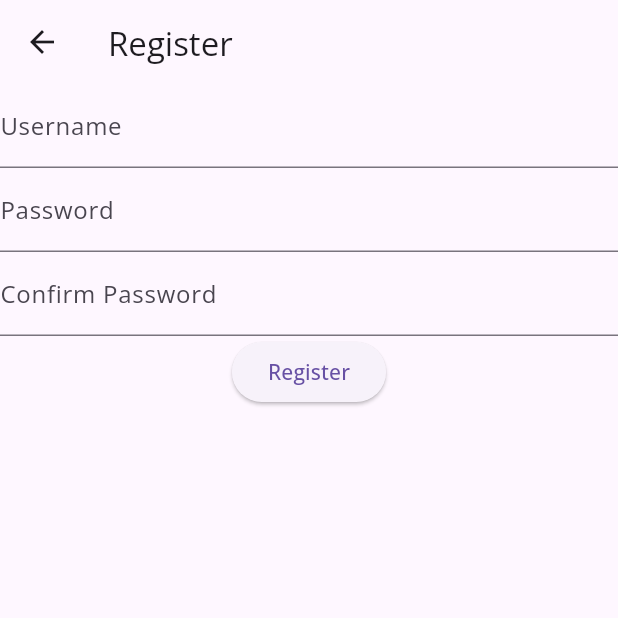
After one commit to JinalTaraviya22/CosmicPages, a Flutter app: the screen it shows after launch, after a tap on "Get Started", on a phone screen of 412 x 824 dp, the top half of it. The commit adds this screen. Run offline on Flutter 3.47's test engine with Material 3 defaults, Android fonts, the light colour scheme and no system bars; our stand-ins replace get.

```diff
--- a/lib/main.dart
+++ b/lib/main.dart
@@ -1,5 +1,4 @@
 import 'package:cosmic_pages/screens/splash_screen.dart';
-import 'package:cosmic_pages/screens/welcome.dart';
 import 'package:flutter/material.dart';
 import 'package:get/get.dart';
 
--- /dev/null
+++ b/lib/screens/register.dart
@@ -0,0 +1,47 @@
+import 'package:flutter/material.dart';
+
+class Register extends StatefulWidget {
+  const Register({super.key});
+
+  @override
+  State<Register> createState() => _RegisterState();
+}
+
+class _RegisterState extends State<Register> {
+  @override
+  Widget build(BuildContext context) {
+    return Scaffold(
+      appBar: AppBar(
+        title: Text('Register'),
+      ),
+      body: Center(
+        child: Column(
+          children: [
+            TextField(
+              decoration: InputDecoration(
+                labelText: 'Username',
+              ),
+            ),
+            TextField(
+              decoration: InputDecoration(
+                labelText: 'Password',
+              ),
+            ),
+            TextField(
+              decoration: InputDecoration(
+                labelText: 'Confirm Password',
+              ),
+            ),
+            ElevatedButton(
+              onPressed: () {
+                // Add your logic to handle form submission here
+                print('Form submitted!');
+              },
+              child: Text('Register'),
+            ),
+          ],
+        ),
+      ),
+    );
+  }
+}
--- a/lib/screens/splash_screen.dart
+++ b/lib/screens/splash_screen.dart
@@ -13,7 +13,7 @@ class _splash_screenState extends State<splash_screen> {
   @override
   void initState() {
     super.initState();
-    Future.delayed(Duration(seconds: 7),(){
+    Future.delayed(Duration(seconds: 5),(){
       Get.to(welcome());
     });
   }
@@ -21,7 +21,9 @@ class _splash_screenState extends State<splash_screen> {
   Widget build(BuildContext context) {
     return Scaffold(
       backgroundColor: Color(0xFFF8F7F3),
-      body: Center(
+      body: Padding(
+        padding: const EdgeInsets.all(10.0),
+        child: Center(
           child: Column(
             mainAxisAlignment: MainAxisAlignment.center,
             children: [
@@ -50,6 +52,7 @@ class _splash_screenState extends State<splash_screen> {
             ],
           ),
         ),
+      ),
     );
   }
 }
--- a/lib/screens/welcome.dart
+++ b/lib/screens/welcome.dart
@@ -1,4 +1,5 @@
 import 'package:cosmic_pages/screens/login.dart';
+import 'package:cosmic_pages/screens/register.dart';
 import 'package:flutter/material.dart';
 import 'package:get/get.dart';
 
@@ -14,8 +15,10 @@ class welcome extends StatelessWidget {
             children: [
               Container(
                 child: Image.asset(
-                  'assets/images/download.png',
-                  fit: BoxFit.cover,
+                  'assets/images/blah.png',
+                  fit: BoxFit.fitHeight,
+                  height: MediaQuery.of(context).size.height*1,
+                  width: double.infinity,
                 ),
               ),
               Container(
@@ -62,7 +65,7 @@ class welcome extends StatelessWidget {
                       ),
                       ElevatedButton(
                         onPressed: () {
-                          Get.to(login());
+                          Get.to(Register());
                         },
                         style: ElevatedButton.styleFrom(
                           backgroundColor: Color(0xFF31496F),
```
Also changed, not shown: lib/screens/login.dart (+115 -1 lines), assets/images/blah.png (added). Lines whose indentation alone changed are shown as unchanged.
